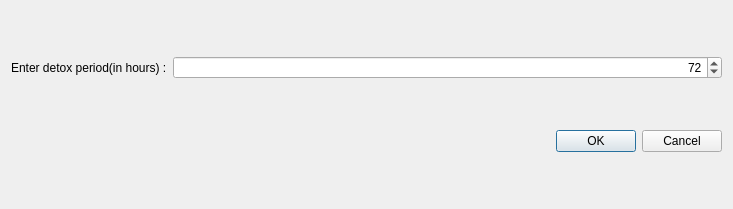
Before: the Qt Designer form setperioddialog.ui in SanjeeY/detoxclox, drawn with Qt 5.
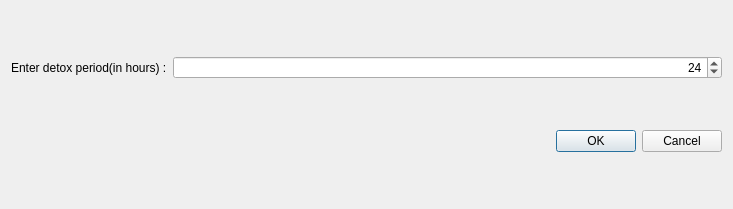
After: the same form once the commit is applied.

Patch:
```diff
--- a/setperioddialog.ui
+++ b/setperioddialog.ui
@@ -32,7 +32,7 @@
         <number>9000</number>
        </property>
        <property name="value">
-        <number>72</number>
+        <number>24</number>
        </property>
       </widget>
      </item>
```
